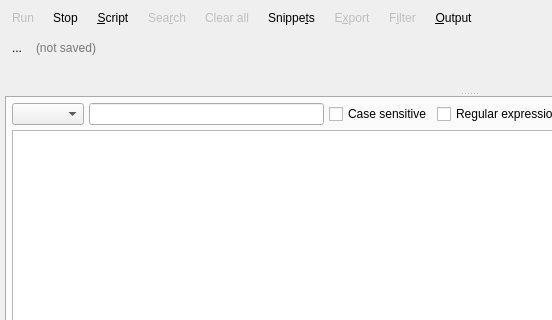
Old version of the form libs/libgui/ui/tools/sqlexecutionwidget.ui in the repository pgmodeler/pgmodeler; both pictures show x 0 to 552 and y 0 to 320 of the 938 by 770 pixel window.
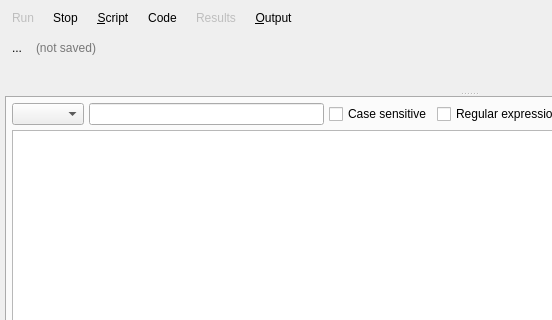
New version of the form. Icons and pictures are not drawn.

Commit message: Minor UI adjustment in SQLExecutionWidget to organize action buttons

What changed in the file:
```diff
--- a/libs/libgui/ui/tools/sqlexecutionwidget.ui
+++ b/libs/libgui/ui/tools/sqlexecutionwidget.ui
@@ -166,7 +166,7 @@
      <item>
       <widget class="QToolButton" name="search_tb">
        <property name="enabled">
-        <bool>false</bool>
+        <bool>true</bool>
        </property>
        <property name="sizePolicy">
         <sizepolicy hsizetype="Preferred" vsizetype="Preferred">
@@ -178,7 +178,7 @@
         <string>Search in SQL code</string>
        </property>
        <property name="text">
-        <string>Sea&amp;rch</string>
+        <string>Code</string>
        </property>
        <property name="icon">
         <iconset resource="../../res/resources.qrc">
@@ -196,9 +196,6 @@
        <property name="checkable">
         <bool>true</bool>
        </property>
-       <property name="checked">
-        <bool>false</bool>
-       </property>
        <property name="popupMode">
         <enum>QToolButton::InstantPopup</enum>
        </property>
@@ -225,7 +222,7 @@
         <string>Clear SQL input field and results</string>
        </property>
        <property name="text">
-        <string>Clear all</string>
+        <string>Results</string>
        </property>
        <property name="icon">
         <iconset resource="../../res/resources.qrc">
@@ -237,146 +234,14 @@
          <height>25</height>
         </size>
        </property>
-       <property name="toolButtonStyle">
-        <enum>Qt::ToolButtonTextBesideIcon</enum>
-       </property>
-       <property name="autoRaise">
-        <bool>true</bool>
-       </property>
-      </widget>
-     </item>
-     <item>
-      <widget class="QToolButton" name="snippets_tb">
-       <property name="enabled">
-        <bool>true</bool>
-       </property>
-       <property name="sizePolicy">
-        <sizepolicy hsizetype="Preferred" vsizetype="Preferred">
-         <horstretch>0</horstretch>
-         <verstretch>0</verstretch>
-        </sizepolicy>
-       </property>
-       <property name="toolTip">
-        <string>Export results to a CSV file</string>
-       </property>
-       <property name="text">
-        <string>Snippe&amp;ts</string>
-       </property>
-       <property name="icon">
-        <iconset resource="../../res/resources.qrc">
-         <normaloff>:/icons/icons/codesnippet.png</normaloff>:/icons/icons/codesnippet.png</iconset>
-       </property>
-       <property name="iconSize">
-        <size>
-         <width>25</width>
-         <height>25</height>
-        </size>
-       </property>
-       <property name="shortcut">
-        <string>Alt+T</string>
-       </property>
        <property name="checkable">
         <bool>false</bool>
        </property>
-       <property name="checked">
-        <bool>false</bool>
-       </property>
        <property name="popupMode">
-        <enum>QToolButton::InstantPopup</enum>
+        <enum>QToolButton::ToolButtonPopupMode::InstantPopup</enum>
        </property>
        <property name="toolButtonStyle">
-        <enum>Qt::ToolButtonTextBesideIcon</enum>
-       </property>
-       <property name="autoRaise">
-        <bool>true</bool>
-       </property>
-      </widget>
-     </item>
-     <item>
-      <widget class="QToolButton" name="export_tb">
-       <property name="enabled">
-        <bool>false</bool>
-       </property>
-       <property name="sizePolicy">
-        <sizepolicy hsizetype="Preferred" vsizetype="Preferred">
-         <horstretch>0</horstretch>
-         <verstretch>0</verstretch>
-        </sizepolicy>
-       </property>
-       <property name="toolTip">
-        <string>Export results to a file</string>
-       </property>
-       <property name="text">
-        <string>E&amp;xport</string>
-       </property>
-       <property name="icon">
-        <iconset resource="../../res/resources.qrc">
-         <normaloff>:/icons/icons/exportdata.png</normaloff>:/icons/icons/exportdata.png</iconset>
-       </property>
-       <property name="iconSize">
-        <size>
-         <width>25</width>
-         <height>25</height>
-        </size>
-       </property>
-       <property name="shortcut">
-        <string>Alt+X</string>
-       </property>
-       <property name="checkable">
-        <bool>false</bool>
-       </property>
-       <property name="checked">
-        <bool>false</bool>
-       </property>
-       <property name="popupMode">
-        <enum>QToolButton::InstantPopup</enum>
-       </property>
-       <property name="toolButtonStyle">
-        <enum>Qt::ToolButtonTextBesideIcon</enum>
-       </property>
-       <property name="autoRaise">
-        <bool>true</bool>
-       </property>
-      </widget>
-     </item>
-     <item>
-      <widget class="QToolButton" name="filter_tb">
-       <property name="enabled">
-        <bool>false</bool>
-       </property>
-       <property name="sizePolicy">
-        <sizepolicy hsizetype="Preferred" vsizetype="Preferred">
-         <horstretch>0</horstretch>
-         <verstretch>0</verstretch>
-        </sizepolicy>
-       </property>
-       <property name="toolTip">
-        <string>Filter the retrived results</string>
-       </property>
-       <property name="text">
-        <string>F&amp;ilter</string>
-       </property>
-       <property name="icon">
-        <iconset resource="../../res/resources.qrc">
-         <normaloff>:/icons/icons/filter.png</normaloff>:/icons/icons/filter.png</iconset>
-       </property>
-       <property name="iconSize">
-        <size>
-         <width>25</width>
-         <height>25</height>
-        </size>
-       </property>
-       <property name="shortcut">
-        <string>Alt+I</string>
-       </property>
-       <property name="checkable">
-        <bool>true</bool>
-       </property>
-       <property name="checked">
-        <bool>false</bool>
-       </property>
-       <property name="toolButtonStyle">
-        <enum>Qt::ToolButtonTextBesideIcon</enum>
+        <enum>Qt::ToolButtonStyle::ToolButtonTextBesideIcon</enum>
        </property>
        <property name="autoRaise">
         <bool>true</bool>
```
Left out of the diff: 53 changed lines with no effect on the pictures. The commit also changes 4 other files.
